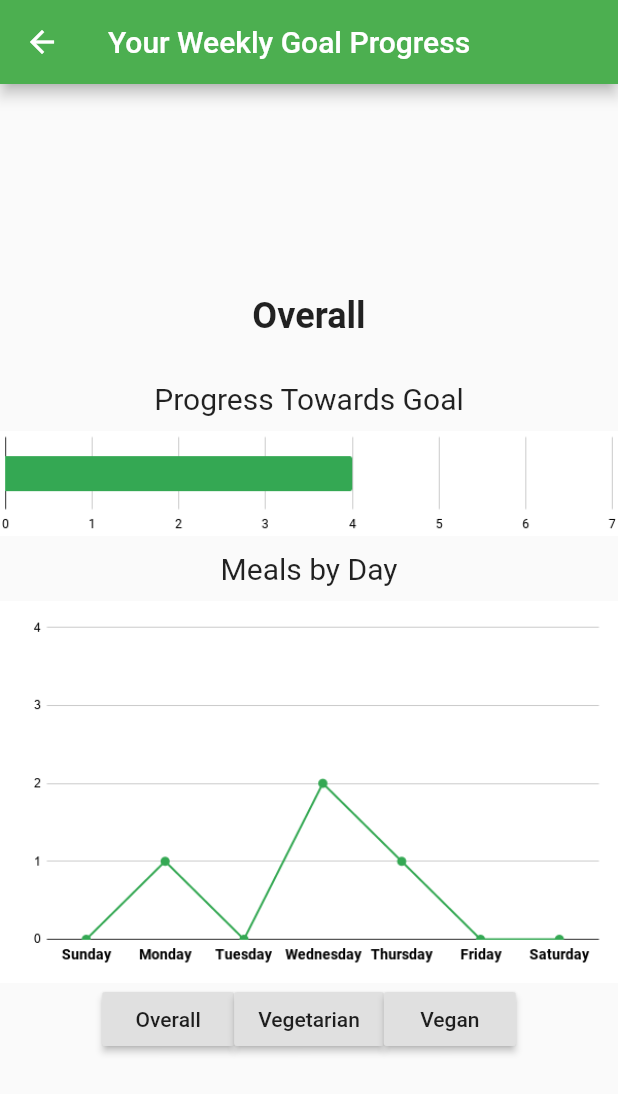
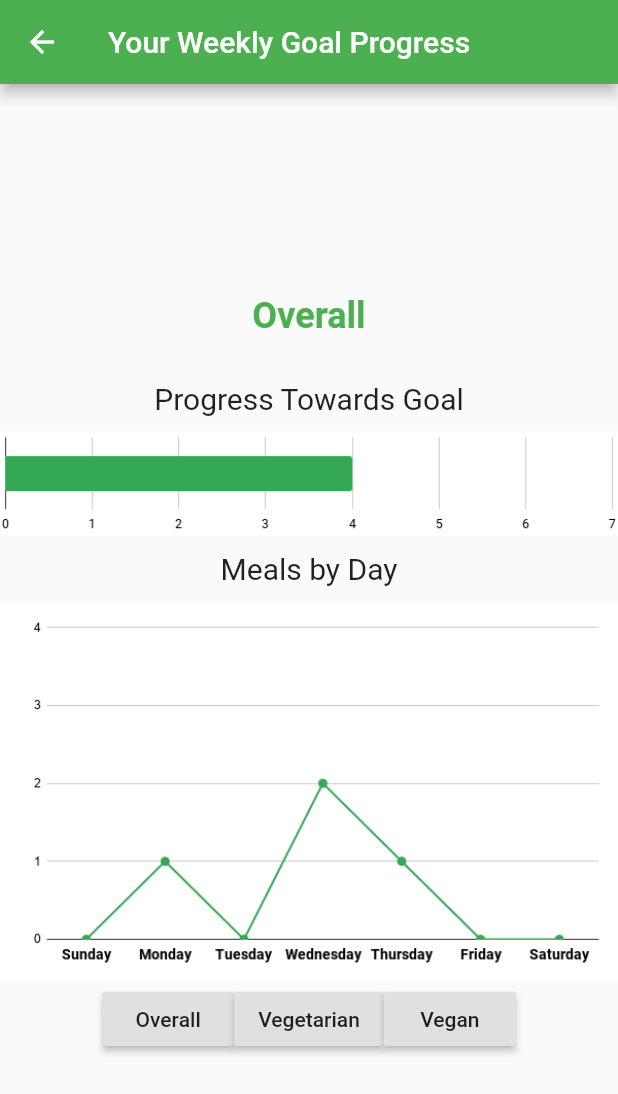
Before and after one commit to calvin-cs262-teamF/Grassroots-Green-Calvin, a Flutter app: the screen it shows after launch, in the side drawer, after a tap on "Goal Progress", on a phone screen of 412 x 824 dp. Shown: the top 1094 px of the screen. Run offline on Flutter 3.47's test engine with Material 2 defaults, Android fonts, the phone set to English and light mode, and no system bars.

Commit message:
Updated Goals() to be a part of routes

```diff
--- a/lib/goals.dart
+++ b/lib/goals.dart
@@ -1,6 +1,18 @@
 /// Placeholder page for goal tracking with static images
 
 import 'package:flutter/material.dart';
+
+class Goals extends StatelessWidget {
+  static const String routeName = "/goals";
+
+  @override
+  Widget build(BuildContext context) {
+    return Scaffold(
+      appBar: AppBar(title: Text('Your Weekly Goal Progress')),
+      body: GoalsPage(),
+    );
+  }
+}
 
 class GoalsPage extends StatefulWidget {
   @override
@@ -36,11 +48,7 @@ class GoalsPageState extends State<GoalsPage> {
 
   @override
   Widget build(BuildContext context) {
-    return Scaffold(
-      appBar: AppBar(
-        title: Text('Your Weekly Goal Progress'),
-      ),
-      body: Center(
+    return Center(
       child: Column(
         mainAxisAlignment: MainAxisAlignment.center,
         children: <Widget>[
@@ -51,6 +59,7 @@ class GoalsPageState extends State<GoalsPage> {
               style: TextStyle(
                 fontSize: 24.0,
                 fontWeight: FontWeight.bold,
+                color: Colors.green,
               ),
             ),
           ),
@@ -93,7 +102,6 @@ class GoalsPageState extends State<GoalsPage> {
           )
         ],
       ),
-      ),
     );
   }
 }
--- a/lib/main.dart
+++ b/lib/main.dart
@@ -15,6 +15,7 @@ class MyApp extends StatelessWidget {
         //Route declared for settings route
         Settings.routeName: (context) => Settings(),
         Login.routeName: (context) => Login(),
+        Goals.routeName: (context) => Goals(),
       },
 
       //When a route is generated, return the route to page,
@@ -122,10 +123,11 @@ class _MyHomePageState extends State<MyHomePage> {
             ListTile(
               title: Text('Goal Progress'),
               onTap: () {
-                Navigator.of(context).pop();
-                Navigator.push(context, new MaterialPageRoute(
-                  builder: (BuildContext context) => new GoalsPage())
-                );
+                Navigator.pushNamed(context, Goals.routeName);
+                // Navigator.of(context).pop();
+                // Navigator.push(context, new MaterialPageRoute(
+                //   builder: (BuildContext context) => new GoalsPage())
+                // );
               },
             ),
             ListTile(
```
Lines whose indentation alone changed are shown as unchanged.
